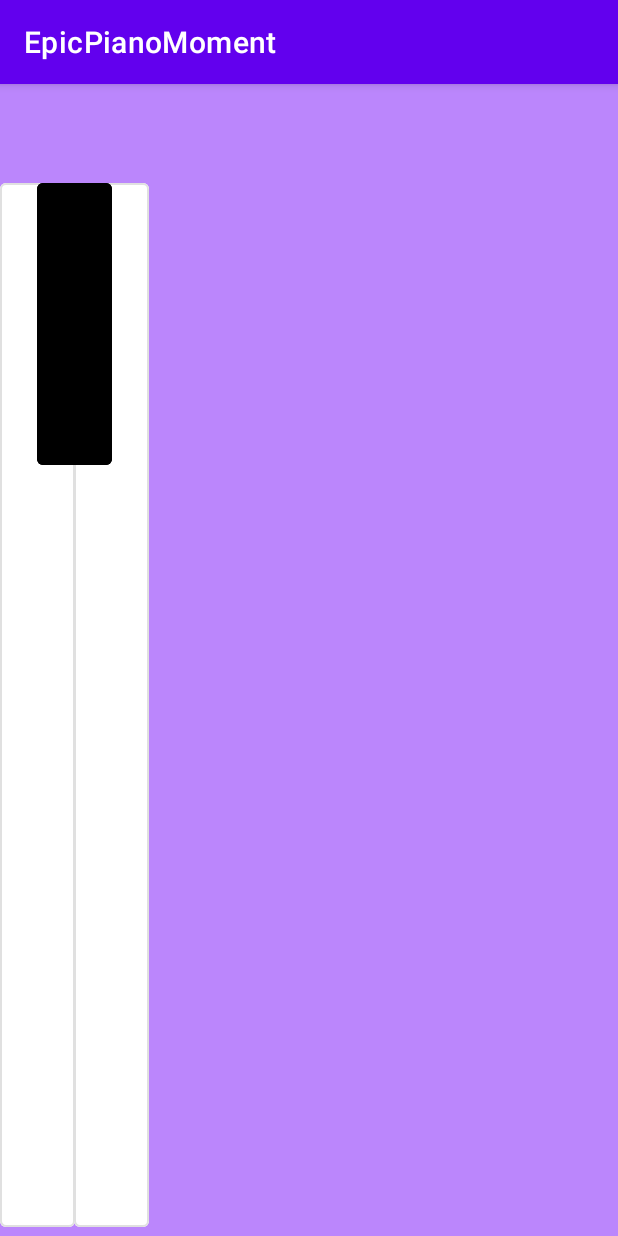
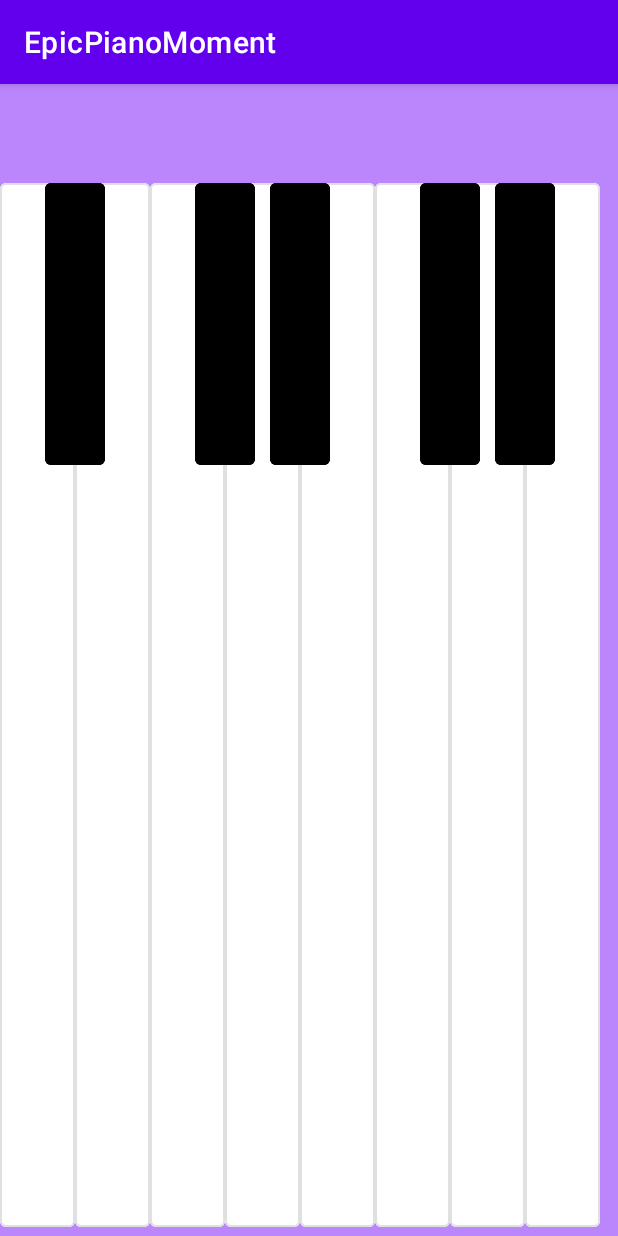
Before and after one commit to MarioARC/EpicPianoMoment, an Android app: the screen it shows after launch (MainActivity), on a phone screen of 412 x 824 dp. Run offline under Robolectric (Android 15) with nearby library versions, the phone set to English and light mode, and no system bars.

Commit message:
added keys C-A

```diff
--- a/app/src/main/java/com/example/epicpianomoment/MainActivity.java
+++ b/app/src/main/java/com/example/epicpianomoment/MainActivity.java
@@ -15,10 +15,10 @@ public class MainActivity extends AppCompatActivity {
         setContentView(R.layout.activity_main);
     }
 
-    public void click(View v)
-    {
-        MediaPlayer mp = MediaPlayer.create(this, R.raw.samsung);
-        mp.start();
-    }
+//    public void click(View v)
+//    {
+//        MediaPlayer mp = MediaPlayer.create(this, R.raw.samsung);
+//        mp.start();
+//    }
 
 }
--- a/app/src/main/res/layout/activity_main.xml
+++ b/app/src/main/res/layout/activity_main.xml
@@ -9,33 +9,134 @@
     tools:context=".MainActivity">
 
     <Button
-        android:id="@+id/o0keyD"
+        android:id="@+id/o0keyA"
         android:layout_width="50dp"
         android:layout_height="match_parent"
         android:layout_marginTop="60dp"
         android:backgroundTint="@color/white"
-        android:onClick="click"
         style="@style/Widget.MaterialComponents.Button.OutlinedButton"
         />
 
     <Button
-        android:id="@+id/o0keyE"
+        android:id="@+id/o0keyB"
         android:layout_width="50dp"
         android:layout_height="match_parent"
-        android:layout_marginLeft="-25dp"
         android:layout_marginTop="60dp"
-        android:layout_toRightOf="@+id/o0keyDsharp"
+        android:layout_toEndOf="@+id/o0keyA"
         android:backgroundTint="@color/white"
-        android:onClick="click"
         style="@style/Widget.MaterialComponents.Button.OutlinedButton"
         />
 
     <Button
-        android:id="@+id/o0keyDsharp"
+        android:id="@+id/o1keyC"
+        style="@style/Widget.MaterialComponents.Button.OutlinedButton"
         android:layout_width="50dp"
+        android:layout_height="match_parent"
+        android:layout_marginTop="60dp"
+        android:layout_toEndOf="@+id/o0keyB"
+        android:backgroundTint="@color/white"
+        />
+
+    <Button
+        android:id="@+id/o1keyD"
+        style="@style/Widget.MaterialComponents.Button.OutlinedButton"
+        android:layout_width="50dp"
+        android:layout_height="match_parent"
+        android:layout_marginTop="60dp"
+        android:layout_toEndOf="@+id/o1keyC"
+        android:backgroundTint="@color/white"
+        />
+
+    <Button
+        android:id="@+id/o1keyE"
+        style="@style/Widget.MaterialComponents.Button.OutlinedButton"
+        android:layout_width="50dp"
+        android:layout_height="match_parent"
+        android:layout_marginTop="60dp"
+        android:layout_toEndOf="@+id/o1keyD"
+        android:backgroundTint="@color/white"
+        />
+
+    <Button
+        android:id="@+id/o1keyF"
+        style="@style/Widget.MaterialComponents.Button.OutlinedButton"
+        android:layout_width="50dp"
+        android:layout_height="match_parent"
+        android:layout_marginTop="60dp"
+        android:layout_toEndOf="@+id/o1keyE"
+        android:backgroundTint="@color/white"
+        />
+
+    <Button
+        android:id="@+id/o1keyG"
+        style="@style/Widget.MaterialComponents.Button.OutlinedButton"
+        android:layout_width="50dp"
+        android:layout_height="match_parent"
+        android:layout_marginTop="60dp"
+        android:layout_toEndOf="@+id/o1keyF"
+        android:backgroundTint="@color/white"
+        />
+
+    <Button
+        android:id="@+id/o1keyA"
+        style="@style/Widget.MaterialComponents.Button.OutlinedButton"
+        android:layout_width="50dp"
+        android:layout_height="match_parent"
+        android:layout_marginTop="60dp"
+        android:layout_toEndOf="@+id/o1keyG"
+        android:backgroundTint="@color/white"
+        />
+
+    <Button
+        android:id="@+id/o0keyAsharp"
+        android:layout_width="40dp"
         android:layout_height="200dp"
-        android:layout_toRightOf="@+id/o0keyD"
-        android:layout_marginLeft="-25dp"
+        android:layout_toEndOf="@+id/o0keyA"
+        android:layout_marginStart="-20dp"
+        android:layout_marginTop="60dp"
+        android:backgroundTint="@color/black"
+        style="@style/Widget.MaterialComponents.Button.OutlinedButton"
+        />
+
+    <Button
+        android:id="@+id/o1keyCsharp"
+        android:layout_width="40dp"
+        android:layout_height="200dp"
+        android:layout_toEndOf="@+id/o1keyC"
+        android:layout_marginStart="-20dp"
+        android:layout_marginTop="60dp"
+        android:backgroundTint="@color/black"
+        style="@style/Widget.MaterialComponents.Button.OutlinedButton"
+        />
+
+    <Button
+        android:id="@+id/o1keyDsharp"
+        android:layout_width="40dp"
+        android:layout_height="200dp"
+        android:layout_toEndOf="@+id/o1keyD"
+        android:layout_marginStart="-20dp"
+        android:layout_marginTop="60dp"
+        android:backgroundTint="@color/black"
+        style="@style/Widget.MaterialComponents.Button.OutlinedButton"
+        />
+
+    <Button
+        android:id="@+id/o1keyFsharp"
+        android:layout_width="40dp"
+        android:layout_height="200dp"
+        android:layout_toEndOf="@+id/o1keyF"
+        android:layout_marginStart="-20dp"
+        android:layout_marginTop="60dp"
+        android:backgroundTint="@color/black"
+        style="@style/Widget.MaterialComponents.Button.OutlinedButton"
+        />
+
+    <Button
+        android:id="@+id/o1keyGsharp"
+        android:layout_width="40dp"
+        android:layout_height="200dp"
+        android:layout_toEndOf="@+id/o1keyG"
+        android:layout_marginStart="-20dp"
         android:layout_marginTop="60dp"
         android:backgroundTint="@color/black"
         style="@style/Widget.MaterialComponents.Button.OutlinedButton"
```
